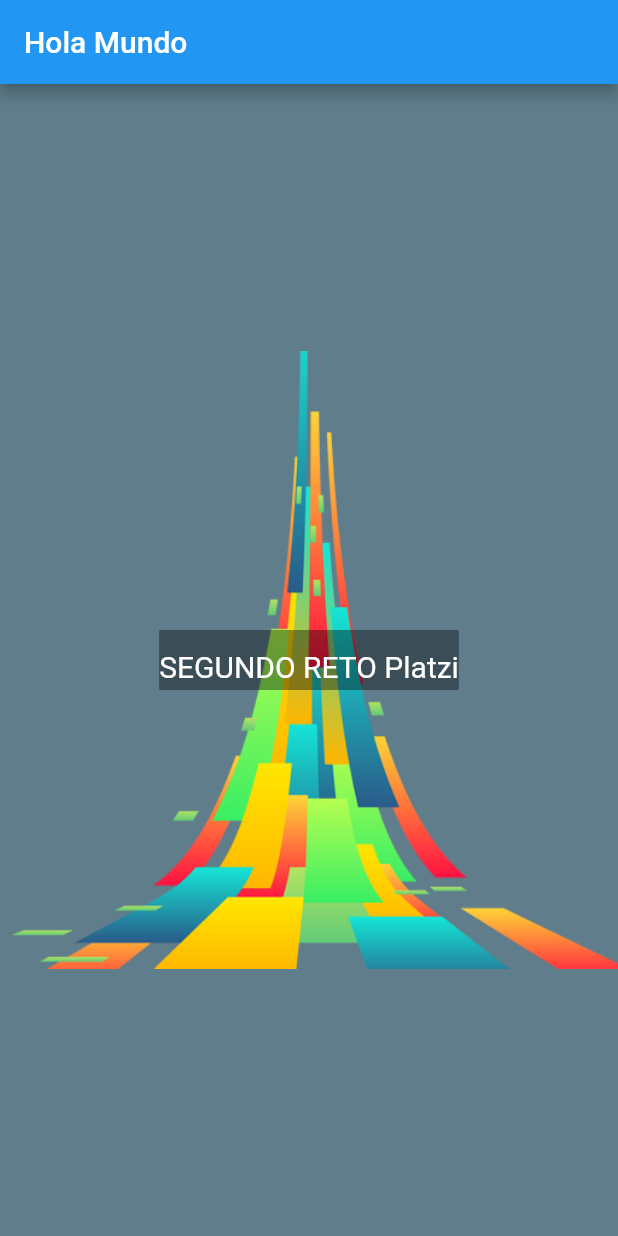
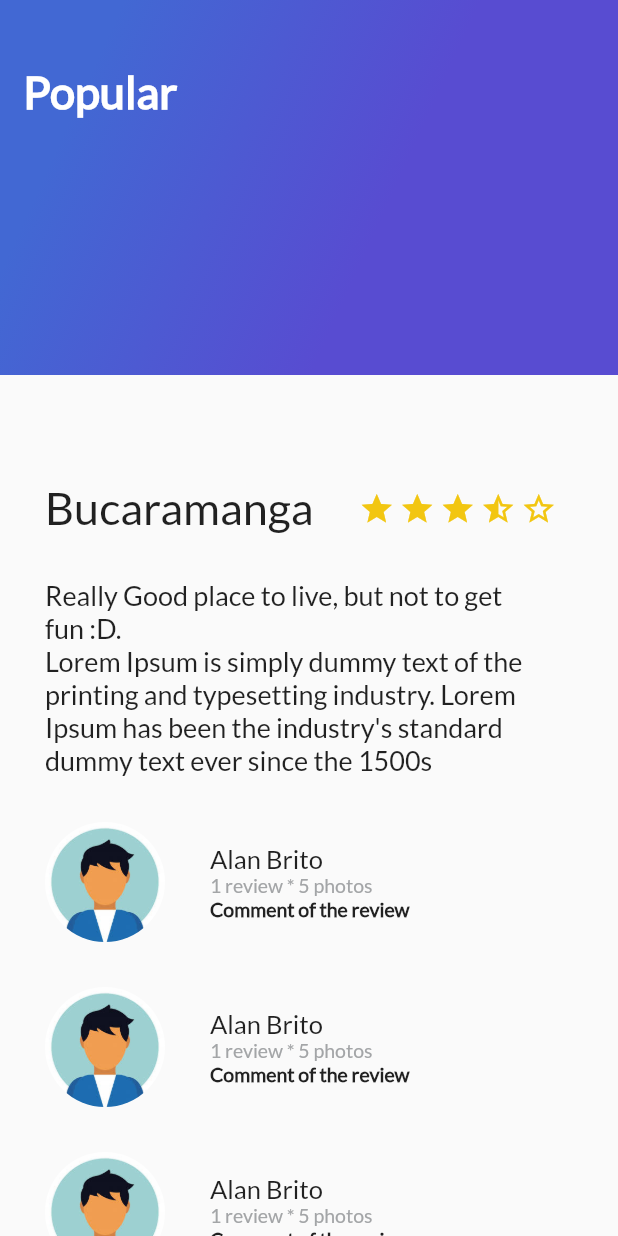
Before and after one commit to AronForero/PlatziFlutterCourse, a Flutter app: the screen it shows after launch, on a phone screen of 412 x 824 dp. Run offline on Flutter 3.47's test engine with Material 2 defaults, Android fonts, the phone set to English and light mode, and no system bars.

Commit message:
feat(all): app developed in the course
BREAKING CHANGE: This is not the challenge anymore, this is the app that is developed along the course.

```diff
--- /dev/null
+++ b/lib/card_image.dart
@@ -0,0 +1,38 @@
+import 'package:flutter/material.dart';
+
+class CardImage extends StatelessWidget {
+
+  String pathImage = 'assets/stars.jpg';
+
+  CardImage(this.pathImage);
+
+  @override
+  Widget build(BuildContext context) {
+    final card = Container(
+      height: 350.0,
+      width: 250.0,
+      margin: EdgeInsets.only(
+        top: 80.0,
+        left: 20.0,
+      ),
+
+      decoration: BoxDecoration(
+        image: DecorationImage(
+          image: AssetImage(pathImage),
+          fit: BoxFit.cover,
+        ),
+        borderRadius: BorderRadius.all(Radius.circular(10.0)),
+        shape: BoxShape.rectangle,
+        boxShadow: <BoxShadow>[
+          BoxShadow(
+            color: Colors.black38,
+            blurRadius: 15.0,
+            offset: Offset(0.0, 7.0),
+          )
+        ]
+      ),
+    );
+
+    return card;
+  }
+}
--- /dev/null
+++ b/lib/description_place.dart
@@ -0,0 +1,108 @@
+import 'package:flutter/material.dart';
+import 'package:platzi_trips_app/review_list.dart';
+
+class DescriptionPlace extends StatelessWidget {
+
+  String placeContent;
+  double stars;
+  String descriptionContent;
+
+  DescriptionPlace(this.placeContent, this.stars, this.descriptionContent);
+
+  @override
+  Widget build(BuildContext context) {
+
+    // final descriptionContent = "Lorem Ipsum is simply dummy text of the printing and typesetting industry. Lorem Ipsum has been the industry's standard dummy text ever since the 1500s, when an unknown printer took a galley of type and scrambled it to make a type specimen book. It has survived not only five centuries, but also the leap into electronic typesetting, remaining essentially unchanged. It was popularised in the 1960s with the release of Letraset sheets containing Lorem Ipsum passages, and more recently with desktop publishing software like Aldus PageMaker including versions of Lorem Ipsum.";
+    // String placeContent = 'Bucaramanga';
+    final star = Container(
+      margin: EdgeInsets.only(
+        top: 323.0,
+        right: 3.0,
+      ),
+      child: Icon(
+        Icons.star,
+        color: Color(0xFFf2C611),
+        ),
+    );
+
+    final star_half = Container(
+      margin: EdgeInsets.only(
+        top: 323.0,
+        right: 3.0,
+      ),
+      child: Icon(
+        Icons.star_half,
+        color: Color(0xFFf2C611),
+        ),
+    );
+
+    final star_empty = Container(
+      margin: EdgeInsets.only(
+        top: 323.0,
+        right: 3.0,
+      ),
+      child: Icon(
+        Icons.star_border,
+        color: Color(0xFFf2C611),
+        ),
+    );
+
+    final description = Container(
+      margin: EdgeInsets.only(
+        top: 30.0,
+        right: 30.0,
+        left: 30.0,
+      ),
+      child: Text(
+        descriptionContent,
+        style: TextStyle(
+          fontSize: 18.0,
+          fontWeight: FontWeight.w300,
+          fontFamily: 'Lato',
+        ),
+        textAlign: TextAlign.left,
+      ),
+    );
+
+    final title_stars = Row(
+      children: <Widget>[
+        Container(
+          margin: EdgeInsets.only(
+            top: 320.0,
+            left: 30.0,
+            right: 30.0
+          ),
+          child: Text(
+            placeContent,
+            style: TextStyle(
+              fontSize: 30.0,
+              fontWeight: FontWeight.w500,
+              fontFamily: 'Lato',
+            ),
+            textAlign: TextAlign.left,
+          ),
+        ),
+        Row(
+          children: <Widget>[
+            star,
+            star,
+            star,
+            star_half,
+            star_empty,
+          ],
+        ),
+      ]
+    );
+
+
+    final body = Column(
+      children: <Widget>[
+        title_stars,
+        description,
+        ReviewList()
+      ],
+    );
+
+    return body;
+  }
+}
--- /dev/null
+++ b/lib/gradient_back.dart
@@ -0,0 +1,37 @@
+import 'package:flutter/material.dart';
+
+class GradientBack extends StatelessWidget {
+
+  String title = 'Popular';
+
+  GradientBack(this.title);
+
+  @override
+  Widget build(BuildContext context) {
+    return Container(
+      height: 250.0,
+      decoration: BoxDecoration(
+        gradient: LinearGradient(
+          colors: [
+            Color(0xFF4268D3),
+            Color(0xFF584CD1),
+          ],
+          begin: FractionalOffset(0.2, 0.0),
+          end: FractionalOffset(1.0, 0.6),
+          stops: [0.0, 0.6],
+          tileMode: TileMode.clamp
+        )
+      ),
+      child: Text(
+        title,
+        style: TextStyle(
+          color: Colors.white,
+          fontSize: 30.0,
+          fontFamily: 'Lato',
+          fontWeight: FontWeight.bold,
+        ),
+      ),
+      alignment: Alignment(-0.9, -0.6),
+    );
+  }
+}
--- a/lib/main.dart
+++ b/lib/main.dart
@@ -1,4 +1,7 @@
 import 'package:flutter/material.dart';
+import 'package:platzi_trips_app/gradient_back.dart';
+import 'package:platzi_trips_app/review_list.dart';
+import 'description_place.dart';
 
 void main() => runApp(MyApp());
 
@@ -6,129 +9,26 @@ class MyApp extends StatelessWidget {
   // This widget is the root of your application.
   @override
   Widget build(BuildContext context) {
+    String description = "Really Good place to live, but not to get fun :D. \nLorem Ipsum is simply dummy text of the printing and typesetting industry. Lorem Ipsum has been the industry's standard dummy text ever since the 1500s";
     return MaterialApp(
       title: 'Reto 2 Platzi Flutter Course',
       theme: ThemeData(
         primarySwatch: Colors.blue,
       ),
       home: Scaffold(
-        backgroundColor: Colors.blueGrey,
-        appBar: AppBar(
-          title: Text('Hola Mundo')
-        ),
-        body: Container(
-          decoration: BoxDecoration(
-            image: DecorationImage(
-              image: AssetImage('assets/fondo.png'),
-              fit: BoxFit.contain,
-              )
-          ),
-          child: Center(
-            child: Stack(
+        body: Stack(
+          children: <Widget>[
+            ListView(
               children: <Widget>[
-                Container(
-                  padding: EdgeInsets.all(10.0),
-                  child: Text(
-                    'SEGUNDO RETO Platzi',
-                    textAlign: TextAlign.center,
-                    style: TextStyle(
-                      fontSize: 20.0,
-                      color: Colors.white,
-                      backgroundColor: Colors.black38,
-                      height: 2.0,
-                      ),
-                  ),
-                )
+                DescriptionPlace('Bucaramanga', 3.5, description),
+                ReviewList(),
               ],
             ),
-          )
-        )
-      ) // MyHomePage(title: 'Flutter Demo Home Page'),
+            GradientBack('Popular'),
+
+          ],
+        ),
+      )
     );
   }
 }
-
-class MyHomePage extends StatefulWidget {
-  MyHomePage({Key key, this.title}) : super(key: key);
-
-  // This widget is the home page of your application. It is stateful, meaning
-  // that it has a State object (defined below) that contains fields that affect
-  // how it looks.
-
-  // This class is the configuration for the state. It holds the values (in this
-  // case the title) provided by the parent (in this case the App widget) and
-  // used by the build method of the State. Fields in a Widget subclass are
-  // always marked "final".
-
-  final String title;
-
-  @override
-  _MyHomePageState createState() => _MyHomePageState();
-}
-
-class _MyHomePageState extends State<MyHomePage> {
-  int _counter = 0;
-
-  void _incrementCounter() {
-    setState(() {
-      // This call to setState tells the Flutter framework that something has
-      // changed in this State, which causes it to rerun the build method below
-      // so that the display can reflect the updated values. If we changed
-      // _counter without calling setState(), then the build method would not be
-      // called again, and so nothing would appear to happen.
-      _counter++;
-    });
-  }
-
-  @override
-  Widget build(BuildContext context) {
-    // This method is rerun every time setState is called, for instance as done
-    // by the _incrementCounter method above.
-    //
-    // The Flutter framework has been optimized to make rerunning build methods
-    // fast, so that you can just rebuild anything that needs updating rather
-    // than having to individually change instances of widgets.
-    return Scaffold(
-      appBar: AppBar(
-        // Here we take the value from the MyHomePage object that was created by
-        // the App.build method, and use it to set our appbar title.
-        title: Text(widget.title),
-      ),
-      body: Center(
-        // Center is a layout widget. It takes a single child and positions it
-        // in the middle of the parent.
-        child: Column(
-          // Column is also a layout widget. It takes a list of children and
-          // arranges them vertically. By default, it sizes itself to fit its
-          // children horizontally, and tries to be as tall as its parent.
-          //
-          // Invoke "debug painting" (press "p" in the console, choose the
-          // "Toggle Debug Paint" action from the Flutter Inspector in Android
-          // Studio, or the "Toggle Debug Paint" command in Visual Studio Code)
-          // to see the wireframe for each widget.
-          //
-          // Column has various properties to control how it sizes itself and
-          // how it positions its children. Here we use mainAxisAlignment to
-          // center the children vertically; the main axis here is the vertical
-          // axis because Columns are vertical (the cross axis would be
-          // horizontal).
-          mainAxisAlignment: MainAxisAlignment.center,
-          children: <Widget>[
-            Text(
-              'You have pushed the button this many times:',
-            ),
-            Text(
-              '$_counter',
-              style: Theme.of(context).textTheme.display1,
-            ),
-          ],
-        ),
-      ),
-      floatingActionButton: FloatingActionButton(
-        onPressed: _incrementCounter,
-        tooltip: 'Increment',
-        child: Icon(Icons.add),
-      ), // This trailing comma makes auto-formatting nicer for build methods.
-    );
-  }
-}
--- /dev/null
+++ b/lib/review.dart
@@ -0,0 +1,95 @@
+import 'package:flutter/material.dart';
+
+class Review extends StatelessWidget {
+
+  String pathImage = 'assets/profile.jpeg';
+  String name = 'Alan Brito Delgado';
+  String details = '1 review * 5 Photos';
+  String comment = 'Amazing place to live and study';
+
+  Review(this.pathImage, this.name, this.details, this.comment);
+
+  @override
+  Widget build(BuildContext context) {
+    final photo = Container(
+      margin: EdgeInsets.only(
+        top: 30.0,
+        left: 30.0,
+      ),
+      width: 80.0,
+      height: 80.0,
+
+      decoration: BoxDecoration(
+        shape: BoxShape.circle,
+        image: DecorationImage(
+          fit: BoxFit.cover,
+          image: AssetImage(pathImage),
+        ),
+      ),
+    );
+
+    final userName = Container(
+      margin: EdgeInsets.only(
+        top: 30.0,
+        left: 30.0,
+      ),
+      child: Text(
+        name,
+        textAlign: TextAlign.left,
+        style: TextStyle(
+          fontSize: 17.0,
+          fontFamily: 'Lato',
+        ),
+        ),
+    );
+
+    final userInfo = Container(
+      margin: EdgeInsets.only(
+        left: 30.0,
+      ),
+      child: Text(
+        details,
+        textAlign: TextAlign.left,
+        style: TextStyle(
+          fontSize: 13.0,
+          fontFamily: 'Lato',
+          color: Color(0xFFa3a5a7),
+        ),
+        ),
+    );
+
+    final userComment = Container(
+      margin: EdgeInsets.only(
+        left: 30.0,
+      ),
+      child: Text(
+        comment,
+        textAlign: TextAlign.left,
+        style: TextStyle(
+          fontSize: 13.0,
+          fontFamily: 'Lato',
+          fontWeight: FontWeight.w800,
+        ),
+        ),
+    );
+
+
+    final userDetails = Column(
+      crossAxisAlignment: CrossAxisAlignment.start,
+      children: <Widget>[
+        userName,
+        userInfo,
+        userComment,
+      ],
+    );
+
+    final reviewItem = Row(
+      children: <Widget>[
+        photo,
+        userDetails,
+      ],
+    );
+
+    return reviewItem;
+  }
+}
--- /dev/null
+++ b/lib/review_list.dart
@@ -0,0 +1,16 @@
+import 'package:flutter/material.dart';
+import 'review.dart';
+
+class ReviewList extends StatelessWidget {
+  @override
+  Widget build(BuildContext context) {
+    return Column(
+      crossAxisAlignment: CrossAxisAlignment.start,
+      children: <Widget>[
+        Review('assets/profile.jpeg', 'Alan Brito', '1 review * 5 photos', 'Comment of the review'),
+        Review('assets/profile.jpeg', 'Alan Brito', '1 review * 5 photos', 'Comment of the review'),
+        Review('assets/profile.jpeg', 'Alan Brito', '1 review * 5 photos', 'Comment of the review'),
+      ],
+    );
+  }
+}
```
Also changed, not shown: pubspec.yaml (+7 -2 lines), assets/cascade.jpg (added), assets/flowers.jpg (added), assets/lake.jpg (added), assets/otono.jpg (added), assets/profile.jpeg (added), assets/stars.jpg (added), fonts/Lato-Regular.ttf (added), 1 other file.
